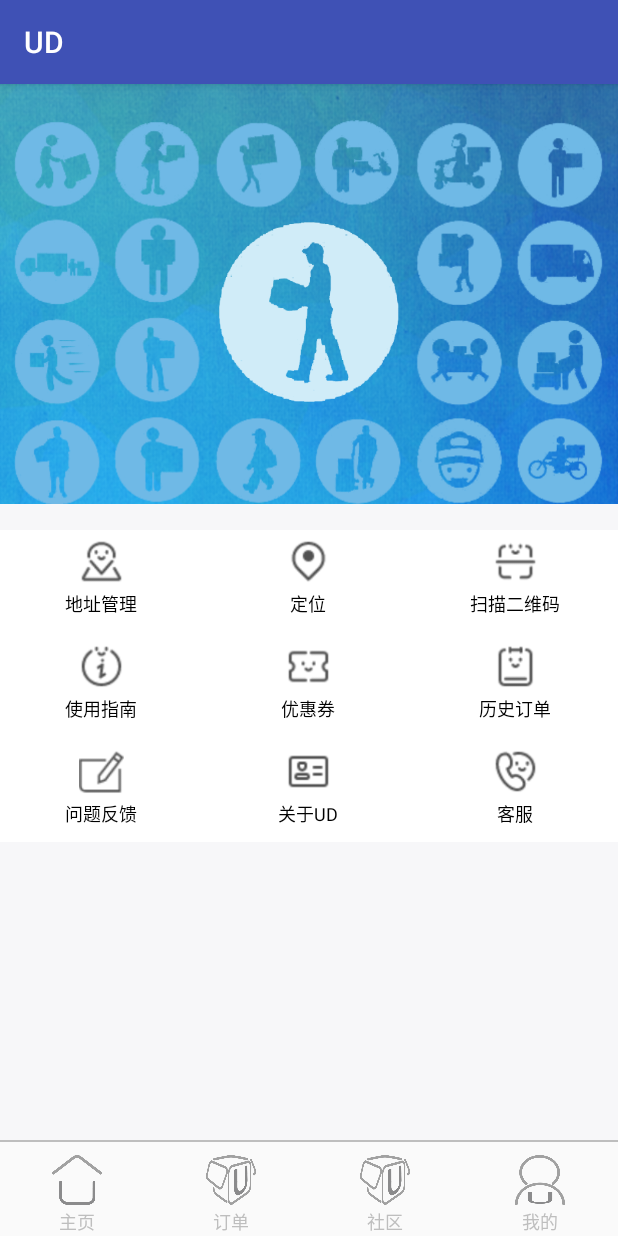
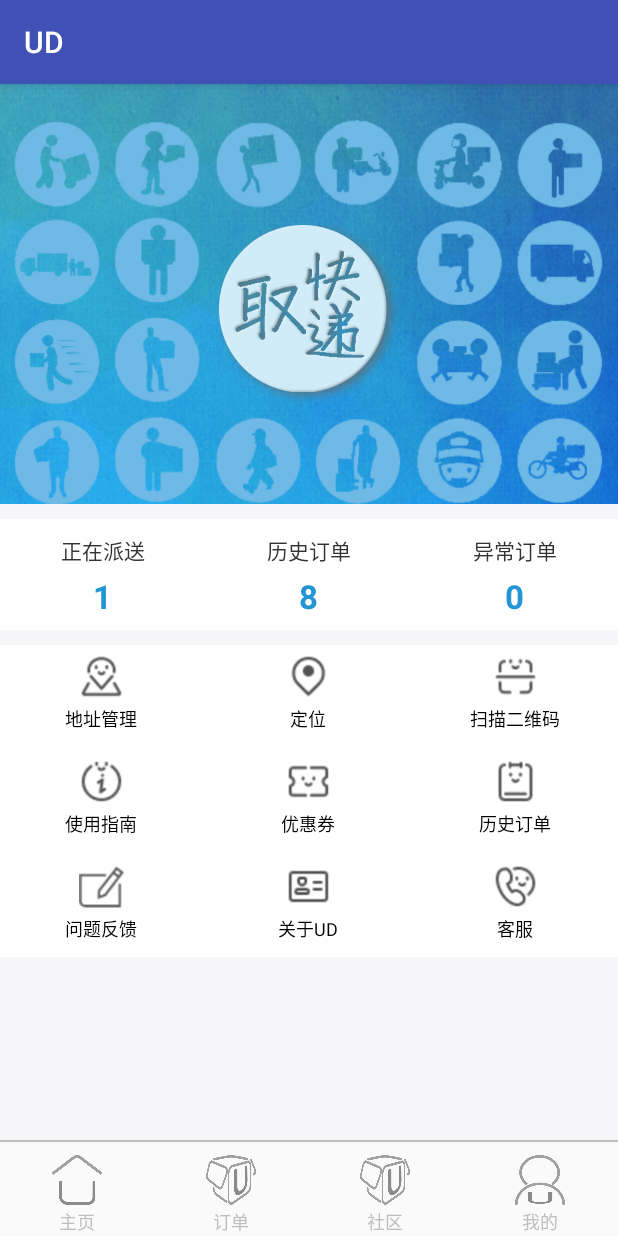
Before and after one commit to Gloria-zzy/Bottom_FY, an Android app: the fragment FragHome placed in its activity, on a phone screen of 412 x 824 dp. Run offline under Robolectric (Android 15) with nearby library versions, the phone set to English and light mode, and no system bars.

Commit message:
下拉冲突待解决

```diff
--- a/app/src/main/java/com/example/administrator/bottom/atys/AtyFetch.java
+++ b/app/src/main/java/com/example/administrator/bottom/atys/AtyFetch.java
@@ -14,6 +14,7 @@ import android.widget.AdapterView;
 import android.widget.ArrayAdapter;
 import android.widget.EditText;
 import android.widget.LinearLayout;
+import android.widget.RadioButton;
 import android.widget.RadioGroup;
 import android.widget.Spinner;
 import android.widget.Toast;
@@ -67,6 +68,7 @@ public class AtyFetch extends AppCompatActivity {
         rg_size = (RadioGroup) findViewById(R.id.rg_atyFetch_size);
         ll_orderPattern_temp = (LinearLayout) findViewById(R.id.ll_atyFetch_orderPattern_temp);
         ll_amount = (LinearLayout) findViewById(R.id.ll_atyFetch_amount);
+
     }
 
     @Override
@@ -207,6 +209,10 @@ public class AtyFetch extends AppCompatActivity {
                 if (note.equals("")) {
                     note = "none";
                 }
+
+//                RadioButton rb_pickPattern = (RadioButton)findViewById(rg_pickPattern.getCheckedRadioButtonId());
+//                String pickPattern = rb_pickPattern.getText().toString();
+
                 if(rg_pickPattern.getCheckedRadioButtonId() == R.id.rb_atyFetch_pickPattern_friend){
                     trustFriend = "CHARLES";
                 }else trustFriend = "none";
--- a/app/src/main/java/com/example/administrator/bottom/atys/AtyTeam.java
+++ b/app/src/main/java/com/example/administrator/bottom/atys/AtyTeam.java
@@ -18,7 +18,7 @@ public class AtyTeam extends AppCompatActivity {
     protected void onCreate(Bundle savedInstanceState) {
         super.onCreate(savedInstanceState);
         requestWindowFeature(Window.FEATURE_NO_TITLE);
-        setContentView(R.layout.aty_details);
+        setContentView(R.layout.aty_team);
         getSupportActionBar().hide();
 
         //---------------------状态栏透明 begin----------------------------------------
--- /dev/null
+++ b/app/src/main/java/com/example/administrator/bottom/custom/MyGridView.java
@@ -0,0 +1,31 @@
+package com.example.administrator.bottom.custom;
+
+import android.content.Context;
+import android.util.AttributeSet;
+import android.widget.GridView;
+
+/**
+ * Created by Administrator on 2018\2\5 0005.
+ */
+
+public class MyGridView extends GridView {
+    public MyGridView(Context context, AttributeSet attrs) {
+        super(context, attrs);
+    }
+
+    public MyGridView(Context context) {
+        super(context);
+    }
+
+    public MyGridView(Context context, AttributeSet attrs, int defStyle) {
+        super(context, attrs, defStyle);
+    }
+
+    @Override
+    public void onMeasure(int widthMeasureSpec, int heightMeasureSpec) {
+
+        int expandSpec = MeasureSpec.makeMeasureSpec(Integer.MAX_VALUE >> 2,
+                MeasureSpec.AT_MOST);
+        super.onMeasure(widthMeasureSpec, expandSpec);
+    }
+}
--- a/app/src/main/java/com/example/administrator/bottom/frag/FragHome.java
+++ b/app/src/main/java/com/example/administrator/bottom/frag/FragHome.java
@@ -91,7 +91,7 @@ public class FragHome extends Fragment {
                 R.drawable.item_fraghome_feedback,
                 R.drawable.item_fraghome_aboutud,
                 R.drawable.item_fraghome_consult};
-        GridView gridView = (GridView) view.findViewById(R.id.gv_fragHome);//初始化
+        GridView gridView = (GridView) view.findViewById(R.id.gv_fragHome_func);//初始化
 
         //生成动态数组，并且转入数据
         ArrayList<HashMap<String, Object>> listItemArrayList = new ArrayList<HashMap<String, Object>>();
@@ -104,7 +104,7 @@ public class FragHome extends Fragment {
         //生成适配器的ImageItem 与动态数组的元素相对应
         SimpleAdapter saImageItems = new SimpleAdapter(getActivity(),
                 listItemArrayList,//数据来源
-                R.layout.item_grid,//item的XML
+                R.layout.item_grid_func,//item的XML
 
                 //动态数组与ImageItem对应的子项
                 new String[]{"itemImage", "itemText"},
@@ -120,6 +120,8 @@ public class FragHome extends Fragment {
                 Toast.makeText(getActivity(), name[position], Toast.LENGTH_LONG).show();
             }
         });
+
+        gridView.setFocusable(false);
         //--------------------------九宫格 end--------------------------------------------------------
 
 //        final RefreshLayout refreshLayout = (RefreshLayout) view.findViewById(R.id.refreshLayout_frag_home);
--- a/app/src/main/res/layout/frag_home.xml
+++ b/app/src/main/res/layout/frag_home.xml
@@ -2,7 +2,7 @@
 
 
 <ScrollView xmlns:android="http://schemas.android.com/apk/res/android"
-    android:id="@+id/scroll"
+    android:id="@+id/sv_fragOrder"
     android:layout_width="match_parent"
     android:layout_height="match_parent"
     android:background="@color/white_grey"
@@ -41,27 +41,113 @@
                     android:id="@+id/get_btn"
                     android:layout_width="120sp"
                     android:layout_height="120sp"
+                    android:layout_centerInParent="true"
                     android:layout_alignParentBottom="true"
-                    android:layout_centerHorizontal="true"
-                    android:layout_marginBottom="68sp"
+                    android:layout_marginBottom="66sp"
                     android:background="@drawable/btn_fetch"
                     android:textColor="#ffffff" />
 
             </RelativeLayout>
 
-            <GridView
-                android:id="@+id/gv_fragHome"
+            <LinearLayout
                 android:layout_width="match_parent"
                 android:layout_height="wrap_content"
-                android:layout_marginTop="17sp"
+                android:layout_marginTop="10sp"
+                android:background="@color/white"
+                android:orientation="horizontal"
+                android:paddingTop="10sp"
+                android:paddingBottom="8sp"
+                android:gravity="center_horizontal">
+
+                <LinearLayout
+                    android:layout_width="wrap_content"
+                    android:layout_height="wrap_content"
+                    android:gravity="center_horizontal"
+                    android:layout_weight="1"
+                    android:orientation="vertical">
+
+                    <TextView
+                        android:layout_width="wrap_content"
+                        android:layout_height="wrap_content"
+                        style="@style/default_text"
+                        android:textColor="@color/text_clo"
+                        android:text="正在派送"/>
+
+                    <TextView
+                        android:layout_width="wrap_content"
+                        android:layout_height="wrap_content"
+                        android:layout_marginTop="5sp"
+                        android:textSize="22sp"
+                        android:textStyle="bold"
+                        android:text="1"
+                        android:textColor="#2395d5"/>
+
+                </LinearLayout>
+
+                <LinearLayout
+                    android:layout_width="wrap_content"
+                    android:layout_height="wrap_content"
+                    android:gravity="center_horizontal"
+                    android:layout_weight="1"
+                    android:orientation="vertical">
+
+                    <TextView
+                        android:layout_width="wrap_content"
+                        android:layout_height="wrap_content"
+                        style="@style/default_text"
+                        android:textColor="@color/text_clo"
+                        android:text="历史订单"/>
+
+                    <TextView
+                        android:layout_width="wrap_content"
+                        android:layout_height="wrap_content"
+                        android:layout_marginTop="5sp"
+                        android:textSize="22sp"
+                        android:textStyle="bold"
+                        android:text="8"
+                        android:textColor="#2395d5"/>
+
+                </LinearLayout>
+
+                <LinearLayout
+                    android:layout_width="wrap_content"
+                    android:layout_height="wrap_content"
+                    android:gravity="center_horizontal"
+                    android:layout_weight="1"
+                    android:orientation="vertical">
+
+                    <TextView
+                        android:layout_width="wrap_content"
+                        android:layout_height="wrap_content"
+                        style="@style/default_text"
+                        android:textColor="@color/text_clo"
+                        android:text="异常订单"/>
+
+                    <TextView
+                        android:layout_width="wrap_content"
+                        android:layout_height="wrap_content"
+                        android:layout_marginTop="5sp"
+                        android:textSize="22sp"
+                        android:textStyle="bold"
+                        android:text="0"
+                        android:textColor="#2395d5"/>
+
+                </LinearLayout>
+
+            </LinearLayout>
+
+            <com.example.administrator.bottom.custom.MyGridView
+                android:id="@+id/gv_fragHome_func"
+                android:layout_width="match_parent"
+                android:layout_height="wrap_content"
+                android:layout_marginTop="10sp"
                 android:background="@color/white"
                 android:columnWidth="90dp"
                 android:gravity="center"
                 android:horizontalSpacing="2dp"
                 android:numColumns="3"
                 android:stretchMode="columnWidth"
-                android:verticalSpacing="2dp"
-                />
+                android:verticalSpacing="2dp" />
 
 
         </LinearLayout>
--- a/app/src/main/res/layout/frag_me.xml
+++ b/app/src/main/res/layout/frag_me.xml
@@ -1,6 +1,6 @@
 <?xml version="1.0" encoding="utf-8"?>
 <ScrollView xmlns:android="http://schemas.android.com/apk/res/android"
-    android:id="@+id/scroll"
+    android:id="@+id/sv_fragOrder"
     android:layout_width="match_parent"
     android:layout_height="match_parent"
     android:background="#ffffff"
```
Also changed, not shown: app/src/main/java/com/example/administrator/bottom/atys/AtyDetails.java (+6 -6 lines), app/src/main/java/com/example/administrator/bottom/frag/FragOrder.java (+19 -3 lines), app/src/main/res/layout/frag_community.xml (+21 -13 lines), app/src/main/res/layout/frag_order.xml (+12 -2 lines), app/src/main/res/drawable/btn_fetch.png, app/src/main/res/layout/item_grid_func.xml (renamed from app/src/main/res/layout/item_grid.xml).
